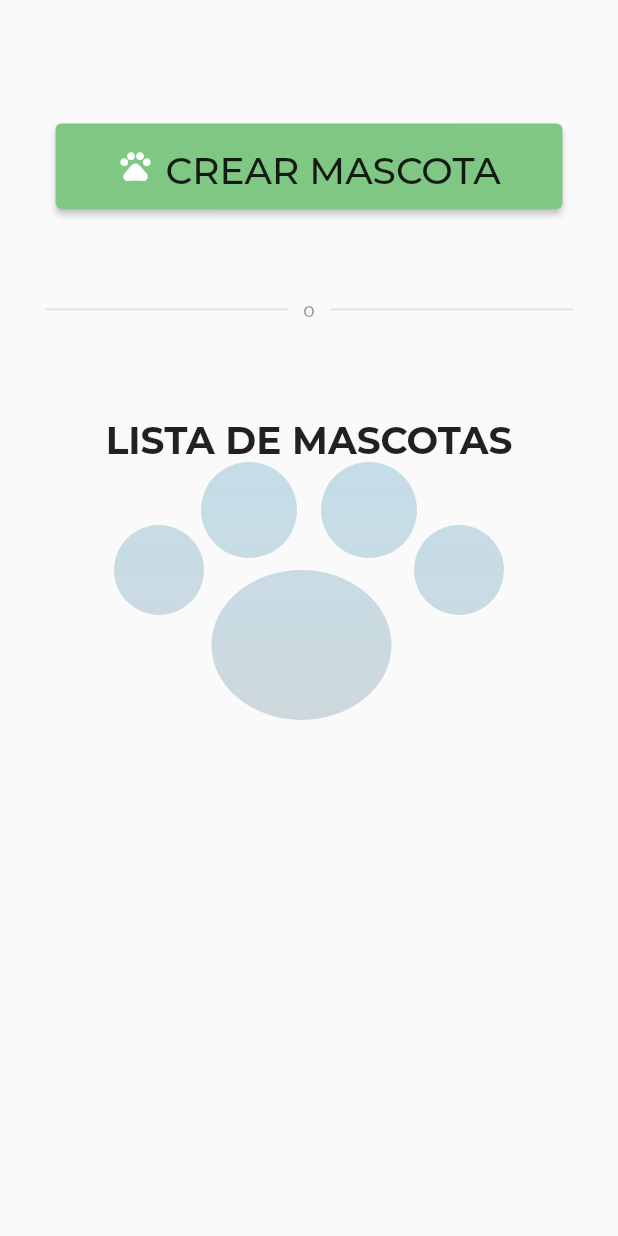
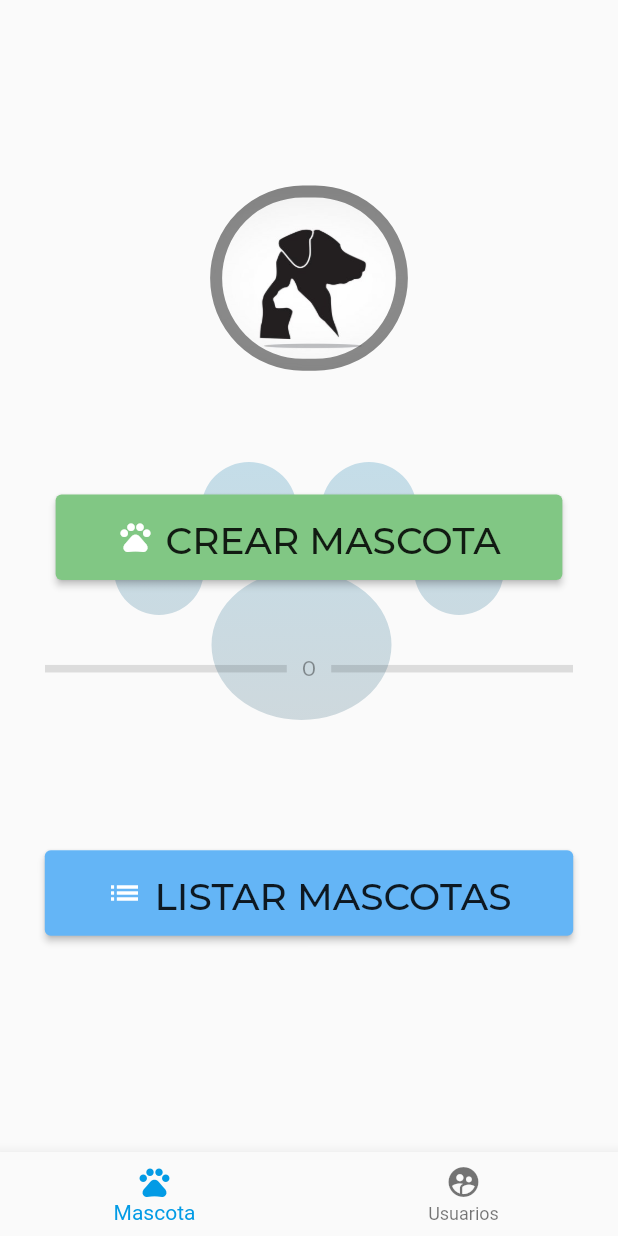
Before and after one commit to JhoanDavid/UltimateTicTacToe, a Flutter app: the screen it shows after launch, on a phone screen of 412 x 824 dp. Run offline on Flutter 3.47's test engine with Material 2 defaults, Android fonts, the phone set to English and light mode, and no system bars; our stand-ins replace flutter_slidable, google_fonts.

Commit message:
All UI functional of PET
Functional user interfaces of pet

```diff
--- a/lib/main.dart
+++ b/lib/main.dart
@@ -1,6 +1,6 @@
 import 'package:flutter/material.dart';
 import 'package:flutter/services.dart';
-import 'package:ultimate_tic_tac_toe/ui/Pet/home_pet_ui.dart';
+import 'package:ultimate_tic_tac_toe/ui/first_page_ui.dart';
 
 void main() {
   runApp(MyApp());
@@ -16,7 +16,7 @@ class MyApp extends StatelessWidget {
       theme: ThemeData(
         primarySwatch: Colors.blue,
       ),
-      home: HomePetPage(),
+      home: FirstPage(),
     );
   }
 }
--- a/lib/ui/Pet/home_pet_ui.dart
+++ b/lib/ui/Pet/home_pet_ui.dart
@@ -1,13 +1,9 @@
 import 'package:flutter/material.dart';
 import 'package:google_fonts/google_fonts.dart';
 import 'package:ultimate_tic_tac_toe/bloc/pet_bloc.dart';
-import 'package:ultimate_tic_tac_toe/Model/pet_model.dart';
-import 'package:ultimate_tic_tac_toe/ui/Pet/edit_pet_ui.dart';
 import 'package:ultimate_tic_tac_toe/ui/Pet/insert_pet_ui.dart';
-import 'package:flutter_slidable/flutter_slidable.dart';
-import 'package:ultimate_tic_tac_toe/utils/apiresponse_model.dart';
+import 'package:ultimate_tic_tac_toe/ui/Pet/list_pet_ui.dart';
 import 'package:ultimate_tic_tac_toe/widget/background_widget.dart';
-import 'package:ultimate_tic_tac_toe/widget/loader_animation_widget.dart';
 
 class HomePetPage extends StatefulWidget {
   HomePetPage({Key key}) : super(key: key);
@@ -17,141 +13,11 @@ class HomePetPage extends StatefulWidget {
 
 class _HomePetPageState extends State<HomePetPage> {
   PetBloc petBloc;
-  bool loader = true;
 
   @override
   void initState() {
     petBloc = PetBloc();
-    _loadPets();
     super.initState();
-  }
-
-  void _loadPets() async {
-    await petBloc.getAllPet().then((value) => {loaderWidget(), loader = false});
-  }
-
-  // ignore: missing_return
-  Widget loaderWidget() {
-    while (loader) {
-      return ColorLoader(
-        duration: Duration(minutes: 2),
-        colors: [
-          Colors.red[100],
-          Colors.red[200],
-          Colors.red[300],
-          Colors.red[400],
-          Colors.red
-        ],
-      );
-    }
-  }
-
-  Future showDialogWinner(BuildContext context, int id) async {
-    return showDialog(
-      context: context,
-      builder: (context) {
-        return AlertDialog(
-          content: Text('¿Está seguro de eliminar esta mascota? ',
-              style: GoogleFonts.happyMonkey(
-                fontSize: 25,
-                fontWeight: FontWeight.w400,
-                color: Colors.black87,
-                height: 1.5,
-              )),
-          actions: <Widget>[
-            ElevatedButton(
-              style: ButtonStyle(
-                  backgroundColor:
-                      MaterialStateProperty.all<Color>(Colors.red[600])),
-              child: Container(
-                  height: (MediaQuery.of(context).size.height * 0.08),
-                  width: (MediaQuery.of(context).size.width * 0.30),
-                  child: Center(
-                    child: RichText(
-                      text: TextSpan(
-                          style: Theme.of(context).textTheme.bodyText1,
-                          children: [
-                            TextSpan(
-                                text: 'Seguro',
-                                style: GoogleFonts.happyMonkey(
-                                  fontSize: 15,
-                                  fontWeight: FontWeight.w400,
-                                  color: Colors.black87,
-                                  height: 1.5,
-                                ))
-                          ]),
-                    ),
-                  )),
-              onPressed: () {
-                print(id);
-                petBloc.deletePet(id).then((ApiResponse resp) {
-                  print(resp.statusResponse);
-                  print(resp.message);
-                  if (resp.statusResponse == 200) {
-                    Navigator.of(context).pop();
-                  }
-                });
-              },
-            )
-          ],
-        );
-      },
-    );
-  }
-
-  ListView _petListView(List<Pet> pets, BuildContext context) {
-    return ListView.builder(
-      padding: const EdgeInsets.all(8),
-      itemBuilder: (context, index) {
-        return Container(
-            child: Column(
-          children: [
-            Slidable(
-              actionPane: SlidableScrollActionPane(),
-              actionExtentRatio: 1 / 2,
-              child: ListTile(
-                onTap: () => Navigator.of(context)
-                    .push(MaterialPageRoute(builder: (context) {
-                  return InsertPetPage();
-                })),
-                title: Text(pets[index].name + ' ' + pets[index].idDuenio),
-                subtitle: Text(pets[index].breed),
-                leading: Icon(Icons.pets),
-              ),
-              secondaryActions: <Widget>[
-                IconSlideAction(
-                  caption: 'EDIT',
-                  color: Colors.cyan[300],
-                  icon: Icons.edit,
-                  // ignore: avoid_print
-                  onTap: () => Navigator.of(context)
-                      .push(MaterialPageRoute(builder: (context) {
-                    return EditPetPage(
-                        pet: Pet(
-                            id: pets[index].id,
-                            name: pets[index].name,
-                            breed: pets[index].breed,
-                            sex: pets[index].sex,
-                            idDuenio: pets[index].idDuenio,
-                            age: pets[index].age,
-                            creationDate: pets[index].creationDate,
-                            state: pets[index].state));
-                  })),
-                ),
-                IconSlideAction(
-                  caption: 'DELETE',
-                  color: Colors.red[600],
-                  icon: Icons.delete,
-                  onTap: () => showDialogWinner(context, pets[index].id),
-                )
-              ],
-            ),
-            Divider(),
-          ],
-        ));
-      },
-      itemCount: pets.length,
-    );
   }
 
   Widget _divider() {
@@ -166,19 +32,19 @@ class _HomePetPageState extends State<HomePetPage> {
             child: Padding(
               padding: EdgeInsets.symmetric(horizontal: 10),
               child: Divider(
-                thickness: 1,
+                thickness: 5,
               ),
             ),
           ),
           Text(
-            'o',
+            'O',
             style: TextStyle(color: Colors.black38),
           ),
           Expanded(
             child: Padding(
               padding: EdgeInsets.symmetric(horizontal: 10),
               child: Divider(
-                thickness: 1,
+                thickness: 5,
               ),
             ),
           ),
@@ -199,6 +65,18 @@ class _HomePetPageState extends State<HomePetPage> {
           mainAxisAlignment: MainAxisAlignment.spaceEvenly,
           crossAxisAlignment: CrossAxisAlignment.center,
           children: <Widget>[
+            SizedBox(height: MediaQuery.of(context).size.height * 0.15),
+            Container(
+                alignment: Alignment.center,
+                height: MediaQuery.of(context).size.height * 0.15,
+                width: MediaQuery.of(context).size.width * 0.32,
+                decoration: BoxDecoration(
+                    borderRadius: BorderRadius.all(Radius.circular(100)),
+                    border: Border.all(width: 8, color: Colors.black45),
+                    image: DecorationImage(
+                      image: AssetImage('assets/img/logo.png'),
+                      fit: BoxFit.fill,
+                    ))),
             Container(
               alignment: Alignment.center,
               margin: EdgeInsets.fromLTRB(
@@ -233,32 +111,40 @@ class _HomePetPageState extends State<HomePetPage> {
               ),
             ),
             Expanded(child: _divider()),
-            Center(
-                child: Container(
-              padding: EdgeInsets.all(10.0),
-              margin: EdgeInsets.all(10.0),
-              alignment: Alignment.topCenter,
-              width: 500,
-              child: Text('LISTA DE MASCOTAS',
-                  style: GoogleFonts.montserrat(
-                    fontSize: 25,
-                    fontWeight: FontWeight.w700,
-                    color: Colors.black87,
-                    height: 1.5,
-                  )),
-            )),
             Container(
-                height: (MediaQuery.of(context).size.height * 0.60),
-                child: StreamBuilder<List<Pet>>(
-                    initialData: [],
-                    stream: petBloc.petList,
-                    builder: (context, snapshot) {
-                      if (snapshot.hasData) {
-                        return _petListView(snapshot.data, context);
-                      } else {
-                        return null;
-                      }
-                    }))
+              alignment: Alignment.center,
+              margin: EdgeInsets.fromLTRB(
+                  10,
+                  MediaQuery.of(context).size.width * 0.20,
+                  10,
+                  MediaQuery.of(context).size.width * 0.05),
+              child: ElevatedButton.icon(
+                style: ButtonStyle(
+                    backgroundColor:
+                        MaterialStateProperty.all<Color>(Colors.blue[300]),
+                    padding: MaterialStateProperty.all<EdgeInsets>(
+                        EdgeInsets.fromLTRB(
+                            MediaQuery.of(context).size.width * 0.10,
+                            10,
+                            MediaQuery.of(context).size.width * 0.10,
+                            10))),
+                label: Text('LISTAR MASCOTAS',
+                    style: GoogleFonts.montserrat(
+                      fontSize: 25,
+                      fontWeight: FontWeight.w500,
+                      color: Colors.black87,
+                      height: 1.5,
+                    )),
+                icon: Icon(Icons.list),
+                onPressed: () {
+                  Navigator.of(context)
+                      .push(MaterialPageRoute(builder: (context) {
+                    return ListPetPage();
+                  }));
+                },
+              ),
+            ),
+            SizedBox(height: MediaQuery.of(context).size.height * 0.15)
           ],
         )
       ]),
--- a/lib/ui/Pet/insert_pet_ui.dart
+++ b/lib/ui/Pet/insert_pet_ui.dart
@@ -17,7 +17,7 @@ class _InsertPetPageState extends State<InsertPetPage> {
   final GlobalKey<FormState> _formRegister = GlobalKey<FormState>();
 
   PetBloc petBloc;
-  String _sex;
+  String _sex = 'Macho';
   List<String> _list = [];
 
   Pet pet = Pet(
--- /dev/null
+++ b/lib/ui/first_page_ui.dart
@@ -0,0 +1,66 @@
+import 'package:flutter/cupertino.dart';
+import 'package:flutter/material.dart';
+import 'package:ultimate_tic_tac_toe/ui/Pet/home_pet_ui.dart';
+import 'package:ultimate_tic_tac_toe/widget/background_widget.dart';
+
+class FirstPage extends StatefulWidget {
+  FirstPage({Key key}) : super(key: key);
+  @override
+  _FirstPageState createState() => _FirstPageState();
+}
+
+class _FirstPageState extends State<FirstPage> {
+  int _selectedIndex = 0;
+
+  @override
+  void initState() {
+    super.initState();
+  }
+
+  List<Widget> _options() {
+    return <Widget>[
+      //Pet scaffold
+      HomePetPage(),
+
+      //Profile scaffold
+      Text(
+        'Usuarios',
+      )
+    ];
+  }
+
+  void _onItemTapped(int index) {
+    setState(() {
+      _selectedIndex = index;
+    });
+  }
+
+  @override
+  Widget build(BuildContext context) {
+    return Scaffold(
+      body: Stack(
+        children: <Widget>[
+          BackgroundWidget(),
+          Center(
+            child: _options().elementAt(_selectedIndex),
+          )
+        ],
+      ),
+      bottomNavigationBar: BottomNavigationBar(
+        items: const <BottomNavigationBarItem>[
+          BottomNavigationBarItem(
+            icon: Icon(Icons.pets_outlined),
+            label: 'Mascota',
+          ),
+          BottomNavigationBarItem(
+            icon: Icon(Icons.supervised_user_circle),
+            label: 'Usuarios',
+          ),
+        ],
+        currentIndex: _selectedIndex,
+        selectedItemColor: Colors.lightBlue[600],
+        onTap: _onItemTapped,
+      ),
+    );
+  }
+}
--- a/pubspec.yaml
+++ b/pubspec.yaml
@@ -31,8 +31,6 @@ dependencies:
   # Use with the CupertinoIcons class for iOS style icons.
   cupertino_icons: ^1.0.0
 
-  flutter_keyboard_visibility: ^4.0.4
-
   google_fonts: ^1.1.2
 
   lottie: ^0.7.0+1
@@ -58,6 +56,9 @@ flutter:
   # To add assets to your application, add an assets section, like this:
   assets:
     - assets/lottie/tictactoe_initial.json
+    - assets/img/pets.jpg
+    - assets/img/logo.png
+
 
   #   - images/a_dot_burr.jpeg
   #   - images/a_dot_ham.jpeg
```
Also changed, not shown: lib/bloc/pet_bloc.dart (+10 -1 lines), lib/repository/pet_Api_Service.dart (+3 -9 lines), lib/ui/Pet/edit_pet_ui.dart (+18 -5 lines), lib/ui/Pet/list_pet_ui.dart (added, +256 -0 lines), lib/ui/Pet/view_pet_ui.dart (+33 -11 lines), assets/img/logo.png (added), assets/img/pets.jpg (added), pubspec.lock.
